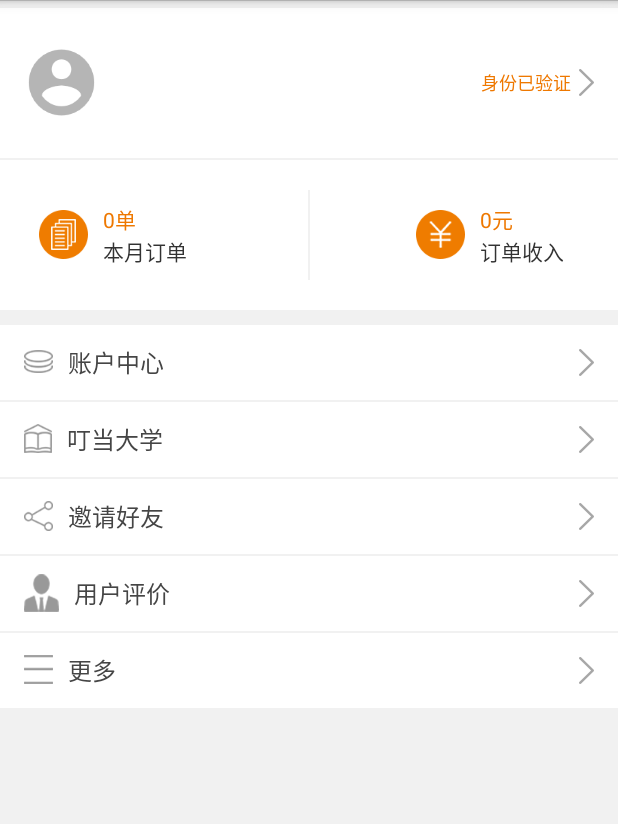
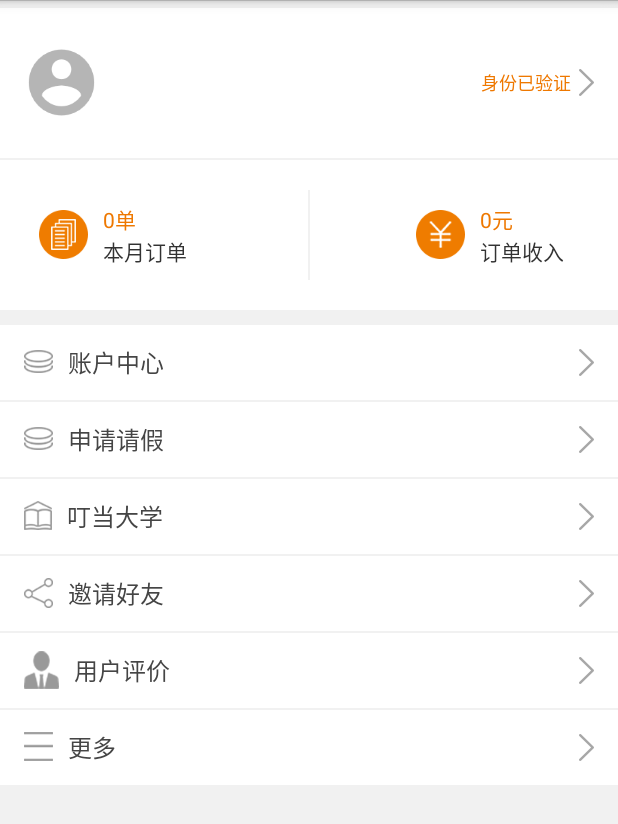
Before and after one commit to lnczx/jhj-android, an Android app: the fragment PersonalPageFragment shown on its own in the app's theme, on a phone screen of 412 x 824 dp. Shown: the top 824 px of the screen. Run offline under Robolectric (Android 15) with nearby library versions, the phone set to English and light mode, and no system bars; 1 statement that could not run was skipped.

Commit message:
-- 更新

```diff
--- a/app/src/main/AndroidManifest.xml
+++ b/app/src/main/AndroidManifest.xml
@@ -1,8 +1,8 @@
 <?xml version="1.0" encoding="utf-8"?>
     <manifest xmlns:android="http://schemas.android.com/apk/res/android"
         package="com.meijialife.dingdang"
-        android:versionCode="14"
-        android:versionName="1.1.7" >
+        android:versionCode="15"
+        android:versionName="1.1.8" >
 
 
     <uses-sdk
--- a/app/src/main/java/com/meijialife/dingdang/Constants.java
+++ b/app/src/main/java/com/meijialife/dingdang/Constants.java
@@ -13,7 +13,7 @@ public class Constants {
     //*******************************
     // 主机地址
     public static final String HOST1 = "http://123.57.209.81";
-//        public static final String HOST1 = "http://www.jia-he-jia.com";
+//    public static final String HOST1 = "http://www.jia-he-jia.com";
     // 基础接口
     public static final String ROOT_URL1 = HOST1 + "/jhj-app/app/";
 
--- a/app/src/main/java/com/meijialife/dingdang/activity/OrderDetailActivity.java
+++ b/app/src/main/java/com/meijialife/dingdang/activity/OrderDetailActivity.java
@@ -688,7 +688,7 @@ public class OrderDetailActivity extends BaseActivity {
                 public void onClick(View v) {
                     String service_addrLat = orderBean.getService_addr_lat();
                     String service_addrLng = orderBean.getService_addr_lng();
-                    String service_addr = orderBean.getService_addr();
+                    String service_addr = orderBean.getPoi_name();
                     startPoiNearbySearch(service_addrLat, service_addrLng, service_addr);
 
                 }
--- a/app/src/main/java/com/meijialife/dingdang/fra/PersonalPageFragment.java
+++ b/app/src/main/java/com/meijialife/dingdang/fra/PersonalPageFragment.java
@@ -78,7 +78,7 @@ public class PersonalPageFragment extends Fragment implements OnClickListener {
 
         view.findViewById(R.id.layout_info).setOnClickListener(this);
         view.findViewById(R.id.layout_account_center).setOnClickListener(this);
-//        view.findViewById(R.id.layout_apply_leave).setOnClickListener(this);
+        view.findViewById(R.id.layout_apply_leave).setOnClickListener(this);
         view.findViewById(R.id.layout_college).setOnClickListener(this);
         view.findViewById(R.id.layout_share_friend).setOnClickListener(this);
         view.findViewById(R.id.layout_more).setOnClickListener(this);
@@ -132,9 +132,9 @@ public class PersonalPageFragment extends Fragment implements OnClickListener {
             case R.id.layout_history_order://跳转到明细
                 intent = new Intent(getActivity(), HistoryOrderActivity.class);
                 break;
-//            case R.id.layout_apply_leave://申请请假
-//                intent = new Intent(getActivity(), ApplyLeaveActivity.class);
-//                break;
+            case R.id.layout_apply_leave://申请请假
+                intent = new Intent(getActivity(), ApplyLeaveActivity.class);
+                break;
             default:
                 break;
         }
--- a/app/src/main/res/layout/index_4.xml
+++ b/app/src/main/res/layout/index_4.xml
@@ -176,35 +176,35 @@
                     android:background="@drawable/arrow_right" />
             </RelativeLayout>
 
-            <!--<RelativeLayout-->
-                <!--android:id="@+id/layout_apply_leave"-->
-                <!--android:layout_width="match_parent"-->
-                <!--android:layout_height="50dp"-->
-                <!--android:layout_marginTop="1dp"-->
-                <!--android:background="@android:color/white"-->
-                <!--android:gravity="center_vertical"-->
-                <!--android:orientation="horizontal"-->
-                <!--android:paddingLeft="@dimen/activity_horizontal_margin"-->
-                <!--android:paddingRight="@dimen/activity_horizontal_margin">-->
+            <RelativeLayout
+                android:id="@+id/layout_apply_leave"
+                android:layout_width="match_parent"
+                android:layout_height="50dp"
+                android:layout_marginTop="1dp"
+                android:background="@android:color/white"
+                android:gravity="center_vertical"
+                android:orientation="horizontal"
+                android:paddingLeft="@dimen/activity_horizontal_margin"
+                android:paddingRight="@dimen/activity_horizontal_margin">
 
-                <!--<TextView-->
-                    <!--android:layout_width="wrap_content"-->
-                    <!--android:layout_height="wrap_content"-->
-                    <!--android:layout_centerVertical="true"-->
-                    <!--android:drawableLeft="@drawable/icon_account"-->
-                    <!--android:drawablePadding="10dp"-->
-                    <!--android:gravity="center_vertical"-->
-                    <!--android:text="申请请假"-->
-                    <!--android:textColor="#454545"-->
-                    <!--android:textSize="@dimen/font_size_16" />-->
+                <TextView
+                    android:layout_width="wrap_content"
+                    android:layout_height="wrap_content"
+                    android:layout_centerVertical="true"
+                    android:drawableLeft="@drawable/icon_account"
+                    android:drawablePadding="10dp"
+                    android:gravity="center_vertical"
+                    android:text="申请请假"
+                    android:textColor="#454545"
+                    android:textSize="@dimen/font_size_16" />
 
-                <!--<ImageView-->
-                    <!--android:layout_width="wrap_content"-->
-                    <!--android:layout_height="wrap_content"-->
-                    <!--android:layout_alignParentRight="true"-->
-                    <!--android:layout_centerVertical="true"-->
-                    <!--android:background="@drawable/arrow_right" />-->
-            <!--</RelativeLayout>-->
+                <ImageView
+                    android:layout_width="wrap_content"
+                    android:layout_height="wrap_content"
+                    android:layout_alignParentRight="true"
+                    android:layout_centerVertical="true"
+                    android:background="@drawable/arrow_right" />
+            </RelativeLayout>
 
 
             <RelativeLayout
```
Also changed, not shown: app/src/main/java/com/meijialife/dingdang/BaseActivity.java (+20 -2 lines), app/src/main/java/com/meijialife/dingdang/activity/ApplyLeaveActivity.java (+33 -0 lines), app/src/main/java/com/meijialife/dingdang/bean/OrderListVo.java (+12 -0 lines), app/src/main/res/layout/layout_title_bar.xml (+20 -0 lines), app/src/main/res/drawable-hdpi/iconfont_help.png (added).
